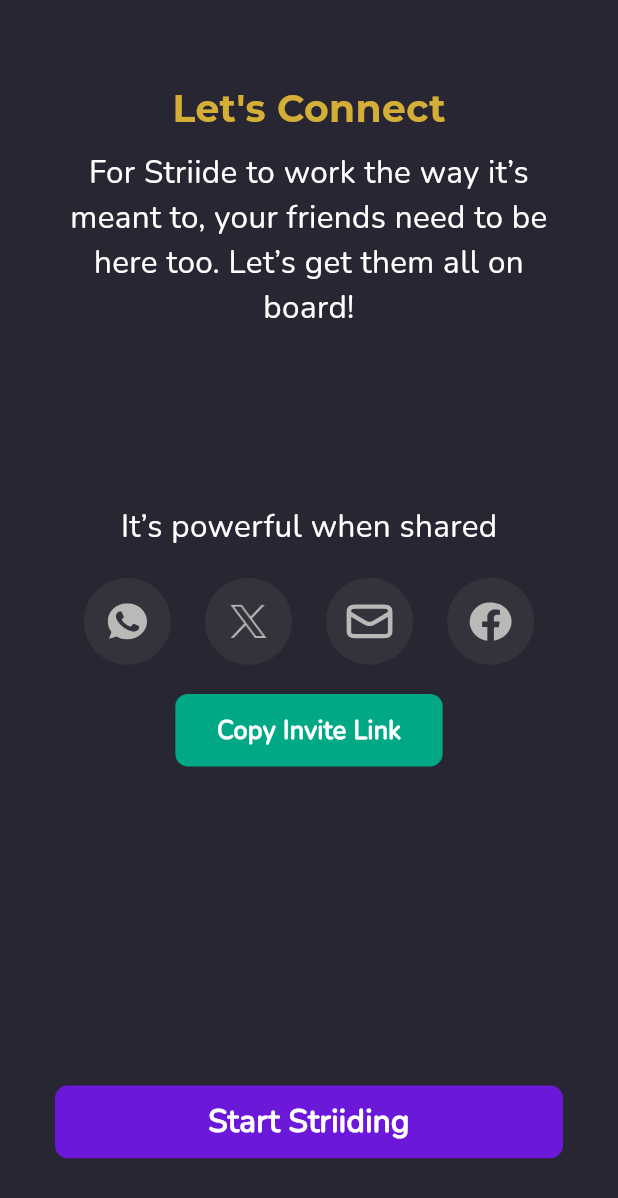
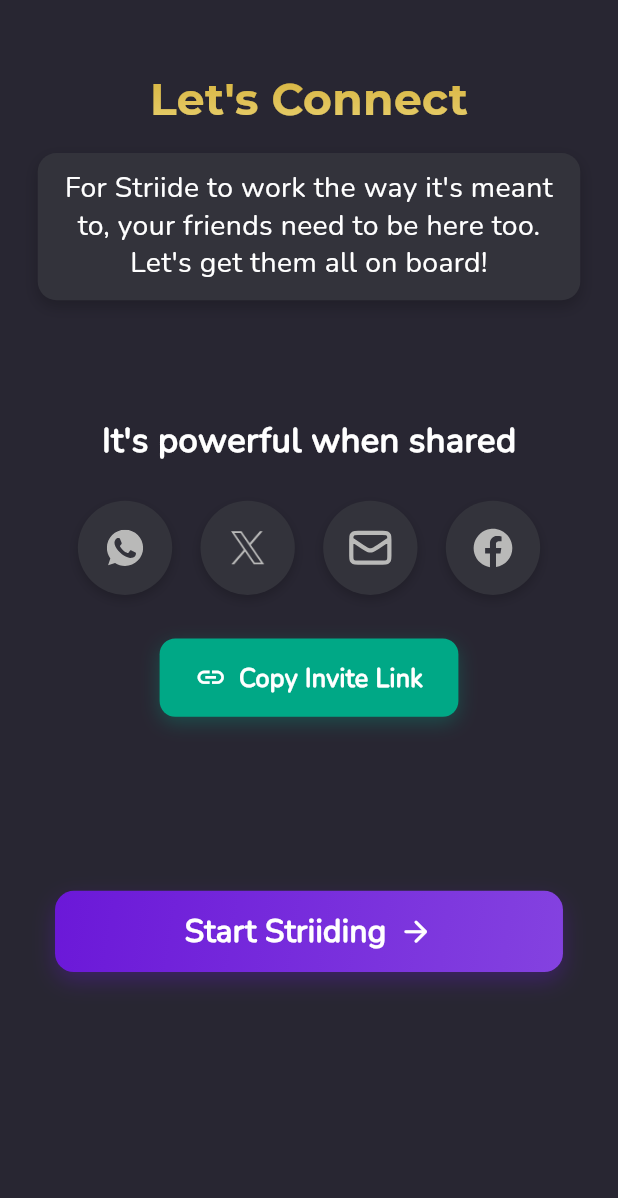
Before and after one commit to arjav1528/Striide-Flutter, a Flutter app: the ShareScreen screen opened directly, on a phone screen of 412 x 824 dp. Shown: the top 1198 px of the screen. Run offline on Flutter 3.47's test engine with Material 3 defaults, Android fonts, the phone set to English and light mode, and no system bars; our stand-ins replace flutter_dotenv, flutter_svg, go_router, loading_animation_widget, share_plus, supabase_flutter; accounts and stored records are empty.

Commit message:
Share screen implemented

```diff
--- a/lib/features/onboarding/screens/share_screen.dart
+++ b/lib/features/onboarding/screens/share_screen.dart
@@ -1,7 +1,9 @@
 import 'package:flutter/material.dart';
+import 'package:flutter/services.dart';
 import 'package:flutter_svg/flutter_svg.dart';
+import 'package:share_plus/share_plus.dart';
 import 'package:striide_flutter/screens/home.dart';
-
+import 'package:url_launcher/url_launcher.dart';
 
 class ShareScreen extends StatefulWidget {
   const ShareScreen({super.key});
@@ -10,163 +12,315 @@
   State<ShareScreen> createState() => _ShareScreenState();
 }
 
-class _ShareScreenState extends State<ShareScreen> {
+class _ShareScreenState extends State<ShareScreen>
+    with SingleTickerProviderStateMixin {
+  late AnimationController _animationController;
+  late Animation<double> _scaleAnimation;
+  bool _isLinkCopied = false;
+  final String _inviteLink = "https://striide.app/invite/12345";
+  final String _inviteMessage =
+      "Join me on Striide! It's a great way to connect. Download the app: https://striide.app/invite/12345";
+
+  @override
+  void initState() {
+    super.initState();
+    _animationController = AnimationController(
+      vsync: this,
+      duration: const Duration(milliseconds: 300),
+    );
+    _scaleAnimation = Tween<double>(begin: 1.0, end: 0.95).animate(
+      CurvedAnimation(parent: _animationController, curve: Curves.easeInOut),
+    );
+  }
+
+  @override
+  void dispose() {
+    _animationController.dispose();
+    super.dispose();
+  }
+
+  void _copyInviteLink() {
+    Clipboard.setData(ClipboardData(text: _inviteLink));
+    setState(() {
+      _isLinkCopied = true;
+    });
+    ScaffoldMessenger.of(context).showSnackBar(
+      const SnackBar(
+        content: Text('Invite link copied to clipboard!'),
+        backgroundColor: Color(0xFF00A886),
+        behavior: SnackBarBehavior.floating,
+        duration: Duration(seconds: 2),
+      ),
+    );
+    Future.delayed(const Duration(seconds: 2), () {
+      if (mounted) {
+        setState(() {
+          _isLinkCopied = false;
+        });
+      }
+    });
+  }
+
+  void _shareViaWhatsApp() async {
+    final String encodedMessage = Uri.encodeComponent(_inviteMessage);
+    final Uri whatsappUrl = Uri.parse("whatsapp://send?text=$encodedMessage");
+
+    if (await canLaunchUrl(whatsappUrl)) {
+      await launchUrl(whatsappUrl);
+    } else {
+      _showErrorDialog("WhatsApp is not installed on your device.");
+    }
+  }
+
+  void _shareViaTwitter() async {
+    final String encodedMessage = Uri.encodeComponent(_inviteMessage);
+    final Uri twitterUrl = Uri.parse(
+      "https://twitter.com/intent/tweet?text=$encodedMessage",
+    );
+
+    if (await canLaunchUrl(twitterUrl)) {
+      await launchUrl(twitterUrl, mode: LaunchMode.externalApplication);
+    } else {
+      _showErrorDialog("Could not open Twitter.");
+    }
+  }
+
+  void _shareViaEmail() async {
+    final Uri emailUri = Uri.parse(
+      "mailto:?subject=Join me on Striide&body=$_inviteMessage",
+    );
+
+    if (await canLaunchUrl(emailUri)) {
+      await launchUrl(emailUri);
+    } else {
+      _showErrorDialog("Could not open email client.");
+    }
+  }
+
+  void _shareViaFacebook() async {
+    try {
+      await Share.share(_inviteMessage, subject: "Join me on Striide!");
+    } catch (e) {
+      _showErrorDialog("Could not share via Facebook.");
+    }
+  }
+
+  void _showErrorDialog(String message) {
+    showDialog(
+      context: context,
+      builder:
+          (context) => AlertDialog(
+            title: const Text("Sharing Error"),
+            content: Text(message),
+            backgroundColor: const Color(0xFF33333b),
+            titleTextStyle: const TextStyle(
+              color: Colors.white,
+              fontWeight: FontWeight.bold,
+            ),
+            contentTextStyle: const TextStyle(color: Colors.white),
+            actions: [
+              TextButton(
+                onPressed: () => Navigator.pop(context),
+                child: const Text(
+                  "OK",
+                  style: TextStyle(color: Color(0xFFD4AF37)),
+                ),
+              ),
+            ],
+          ),
+    );
+  }
+
+  void _navigateToHomeScreen() {
+    _animationController.forward().then((_) => _animationController.reverse());
+    Future.delayed(const Duration(milliseconds: 300), () {
+      Navigator.pushReplacement(
+        context,
+        MaterialPageRoute(builder: (context) => const HomeScreen()),
+      );
+    });
+  }
+
   @override
   Widget build(BuildContext context) {
     double heightMultiplier = MediaQuery.of(context).size.height / 852;
     double widthMultiplier = MediaQuery.of(context).size.width / 393;
+
     return Scaffold(
       backgroundColor: const Color(0xFF282632),
-      body: SingleChildScrollView(
+      body: SafeArea(
+        child: SingleChildScrollView(
+          physics: const BouncingScrollPhysics(),
           child: Padding(
-          padding: EdgeInsets.symmetric(horizontal: 24.0 * widthMultiplier, vertical: 16.0 * heightMultiplier),
+            padding: EdgeInsets.symmetric(
+              horizontal: 24.0 * widthMultiplier,
+              vertical: 16.0 * heightMultiplier,
+            ),
             child: Column(
               crossAxisAlignment: CrossAxisAlignment.center,
               children: [
-              SizedBox(height: 40 * heightMultiplier),
-              Center(
-                child: Text(
-                  "Let's Connect",
-                  style: TextStyle(
-                      fontSize: 24 * widthMultiplier,
-                      fontWeight: FontWeight.bold,
-                      color: const Color(0xFFD4AF37),
-                      fontFamily: "Montserrat"),
-                  ),
-                ),
-              SizedBox(height: 10*heightMultiplier,),
-              Center(
-                child: SizedBox(
-                  width: 310*widthMultiplier,
-                  child: Text("For Striide to work the way it’s meant to, your friends need to be here too. Let’s get them all on board!",
-                    textAlign: TextAlign.center,
-                    style: TextStyle(
-                      fontSize: 20 * widthMultiplier,
-                      color: Colors.white,
-                      fontFamily: "Nunito",
+                SizedBox(height: 30 * heightMultiplier),
+                // Header
+                _buildHeader(widthMultiplier),
+                SizedBox(height: 16 * heightMultiplier),
+                _buildInfoContainer(heightMultiplier, widthMultiplier),
+                SizedBox(height: 80 * heightMultiplier),
+                // Share section
+                _buildShareSection(heightMultiplier, widthMultiplier),
+                SizedBox(height: 120 * heightMultiplier),
+                // Start striding button
+                _buildStartStrideButton(heightMultiplier, widthMultiplier),
+                SizedBox(height: 16 * heightMultiplier),
+              ],
             ),
           ),
         ),
       ),
-              SizedBox(height: 120*heightMultiplier,),
-              Center(
-                child: Text("It’s powerful when shared",
+    );
+  }
+
+  Widget _buildHeader(double widthMultiplier) {
+    return ShaderMask(
+      shaderCallback:
+          (bounds) => const LinearGradient(
+            colors: [Color(0xFFD4AF37), Color(0xFFE9D172)],
+            begin: Alignment.topCenter,
+            end: Alignment.bottomCenter,
+          ).createShader(bounds),
+      child: Text(
+        "Let's Connect",
         style: TextStyle(
-                    fontSize: 20 * widthMultiplier,
+          fontSize: 28 * widthMultiplier,
+          fontWeight: FontWeight.bold,
+          color: Colors.white,
+          fontFamily: "Montserrat",
+        ),
+      ),
+    );
+  }
+
+  Widget _buildInfoContainer(double heightMultiplier, double widthMultiplier) {
+    return Container(
+      padding: EdgeInsets.symmetric(
+        horizontal: 16 * widthMultiplier,
+        vertical: 12 * heightMultiplier,
+      ),
+      decoration: BoxDecoration(
+        color: const Color(0xFF33333b),
+        borderRadius: BorderRadius.circular(12 * widthMultiplier),
+        boxShadow: [
+          BoxShadow(
+            color: Colors.black.withOpacity(0.2),
+            blurRadius: 8,
+            offset: const Offset(0, 4),
+          ),
+        ],
+      ),
+      child: Text(
+        "For Striide to work the way it's meant to, your friends need to be here too. Let's get them all on board!",
+        textAlign: TextAlign.center,
+        style: TextStyle(
+          fontSize: 18 * widthMultiplier,
           color: Colors.white,
           fontFamily: "Nunito",
+          height: 1.3,
         ),
       ),
+    );
+  }
+
+  Widget _buildShareSection(double heightMultiplier, double widthMultiplier) {
+    return Column(
+      children: [
+        Text(
+          "It's powerful when shared",
+          style: TextStyle(
+            fontSize: 22 * widthMultiplier,
+            color: Colors.white,
+            fontFamily: "Nunito",
+            fontWeight: FontWeight.w600,
           ),
-              SizedBox(height: 20*heightMultiplier,),
+        ),
+        SizedBox(height: 24 * heightMultiplier),
+        // Sharing options
         Padding(
-                padding: EdgeInsets.symmetric(horizontal: 10*widthMultiplier),
+          padding: EdgeInsets.symmetric(horizontal: 10 * widthMultiplier),
           child: Row(
             mainAxisAlignment: MainAxisAlignment.spaceEvenly,
             children: [
-                    GestureDetector(
-                      onTap: (){
-                        // Handle WhatsApp share action
-
-                      },
-                      child: Container(
-                        height: 60 * heightMultiplier,
-                        width: 60 * widthMultiplier,
-                        decoration: BoxDecoration(
-                          color: Color(0xFF33333b),
-                          shape: BoxShape.circle
+              _buildShareButton(
+                icon: "assets/icons/wa.svg",
+                isSvg: true,
+                size: 25,
+                onTap: _shareViaWhatsApp,
+                heightMultiplier: heightMultiplier,
+                widthMultiplier: widthMultiplier,
               ),
-                        child: Center(
-                          child: SizedBox(
-                            height: 25 * heightMultiplier,
-                            width: 25 * widthMultiplier,
-                            child: SvgPicture.asset("assets/icons/wa.svg",
-
-                              fit: BoxFit.fill,
+              _buildShareButton(
+                icon: "assets/icons/x.png",
+                isSvg: false,
+                size: 30,
+                onTap: _shareViaTwitter,
+                heightMultiplier: heightMultiplier,
+                widthMultiplier: widthMultiplier,
               ),
+              _buildShareButton(
+                icon: "assets/icons/mail.svg",
+                isSvg: true,
+                size: 35,
+                onTap: _shareViaEmail,
+                heightMultiplier: heightMultiplier,
+                widthMultiplier: widthMultiplier,
               ),
+              _buildShareButton(
+                icon: "assets/icons/facebook.svg",
+                isSvg: true,
+                size: 40,
+                onTap: _shareViaFacebook,
+                heightMultiplier: heightMultiplier,
+                widthMultiplier: widthMultiplier,
               ),
-                      ),
-                    ),
-                    GestureDetector(
-                      onTap: (){},
-                      child: Container(
-                        height: 60 * heightMultiplier,
-                        width: 60 * widthMultiplier,
-                        decoration: BoxDecoration(
-                            color: Color(0xFF33333b),
-                            shape: BoxShape.circle
-                        ),
-                        child: Center(
-                          child: Container(
-                            child: Image.asset("assets/icons/x.png",
-                              height: 30 * heightMultiplier,
-                              width: 30 * widthMultiplier,
-                              fit: BoxFit.fill,
-                            ),
-                          ),
-                        ),
-                      ),
-                    ),
-                    GestureDetector(
-                      onTap: (){},
-                      child: Container(
-                        height: 60 * heightMultiplier,
-                        width: 60 * widthMultiplier,
-                        decoration: BoxDecoration(
-                            color: Color(0xFF33333b),
-                            shape: BoxShape.circle
-                        ),
-                        child: Center(
-                          child: SizedBox(
-                            height: 35 * heightMultiplier,
-                            width: 35 * widthMultiplier,
-                            child: SvgPicture.asset("assets/icons/mail.svg",
-
-                              fit: BoxFit.fill,
-                            ),
-                          ),
-                        ),
-                      ),
-                    ),
-                    GestureDetector(
-                      onTap: (){},
-                      child: Container(
-                        height: 60 * heightMultiplier,
-                        width: 60 * widthMultiplier,
-                        decoration: BoxDecoration(
-                            color: Color(0xFF33333b),
-                            shape: BoxShape.circle
-                        ),
-                        child: Center(
-                          child: SizedBox(
-                            height: 40 * heightMultiplier,
-                            width: 40 * widthMultiplier,
-                            child: SvgPicture.asset("assets/icons/facebook.svg",
-
-                              fit: BoxFit.fill,
-                            ),
-                          ),
-                        ),
-                      ),
-                    ),
-
-
             ],
           ),
         ),
-              SizedBox(height: 20 * heightMultiplier),
-              GestureDetector(
-                onTap: (){},
-                child: Container(
-                  height: 50 * heightMultiplier,
-                  width: 170 * widthMultiplier,
+        SizedBox(height: 30 * heightMultiplier),
+        // Copy invite link button
+        _buildCopyLinkButton(heightMultiplier, widthMultiplier),
+      ],
+    );
+  }
+
+  Widget _buildCopyLinkButton(double heightMultiplier, double widthMultiplier) {
+    return GestureDetector(
+      onTap: _copyInviteLink,
+      child: AnimatedContainer(
+        duration: const Duration(milliseconds: 300),
+        height: 54 * heightMultiplier,
+        width: 190 * widthMultiplier,
         decoration: BoxDecoration(
-                    color: Color(0xFF00A886),
-                    borderRadius: BorderRadius.circular(8 * widthMultiplier),
+          color:
+              _isLinkCopied ? const Color(0xFF007C64) : const Color(0xFF00A886),
+          borderRadius: BorderRadius.circular(10 * widthMultiplier),
+          boxShadow: [
+            BoxShadow(
+              color: const Color(0xFF00A886).withOpacity(0.3),
+              blurRadius: 10,
+              offset: const Offset(0, 4),
+            ),
+          ],
         ),
         child: Center(
-                    child: Text("Copy Invite Link",
+          child: Row(
+            mainAxisAlignment: MainAxisAlignment.center,
+            children: [
+              Icon(
+                _isLinkCopied ? Icons.check : Icons.link,
+                color: Colors.white,
+                size: 20 * widthMultiplier,
+              ),
+              SizedBox(width: 8 * widthMultiplier),
+              Text(
+                _isLinkCopied ? "Copied!" : "Copy Invite Link",
                 style: TextStyle(
                   color: Colors.white,
                   fontSize: 16 * widthMultiplier,
@@ -174,26 +328,48 @@
                   fontWeight: FontWeight.bold,
                 ),
               ),
+            ],
           ),
         ),
       ),
-              SizedBox(height: 220 * heightMultiplier),
-              GestureDetector(
-                onTap: () {
-                  // Handle start striding action
-                  Navigator.pushReplacement(context,
-                    MaterialPageRoute(builder: (context) => HomeScreen()),
     );
-                },
+  }
+
+  Widget _buildStartStrideButton(
+    double heightMultiplier,
+    double widthMultiplier,
+  ) {
+    return GestureDetector(
+      onTap: _navigateToHomeScreen,
+      onTapDown: (_) => _animationController.forward(),
+      onTapUp: (_) => _animationController.reverse(),
+      onTapCancel: () => _animationController.reverse(),
+      child: ScaleTransition(
+        scale: _scaleAnimation,
         child: Container(
-                  height: 50*heightMultiplier,
-                  width: 323*widthMultiplier,
+          height: 56 * heightMultiplier,
+          width: 323 * widthMultiplier,
           decoration: BoxDecoration(
-                    color: Color(0xFF6B18D8),
-                    borderRadius: BorderRadius.circular(8 * widthMultiplier),
+            gradient: const LinearGradient(
+              colors: [Color(0xFF6B18D8), Color(0xFF8442E0)],
+              begin: Alignment.topLeft,
+              end: Alignment.bottomRight,
+            ),
+            borderRadius: BorderRadius.circular(12 * widthMultiplier),
+            boxShadow: [
+              BoxShadow(
+                color: const Color(0xFF6B18D8).withOpacity(0.3),
+                blurRadius: 12,
+                offset: const Offset(0, 6),
+              ),
+            ],
           ),
           child: Center(
-                    child: Text("Start Striiding",
+            child: Row(
+              mainAxisSize: MainAxisSize.min,
+              children: [
+                Text(
+                  "Start Striiding",
                   textAlign: TextAlign.center,
                   style: TextStyle(
                     color: Colors.white,
@@ -202,10 +378,58 @@
                     fontWeight: FontWeight.bold,
                   ),
                 ),
+                SizedBox(width: 8 * widthMultiplier),
+                Icon(
+                  Icons.arrow_forward_rounded,
+                  color: Colors.white,
+                  size: 22 * widthMultiplier,
+                ),
+              ],
+            ),
+          ),
+        ),
+      ),
+    );
+  }
+
+  Widget _buildShareButton({
+    required String icon,
+    required bool isSvg,
+    required double size,
+    required VoidCallback onTap,
+    required double heightMultiplier,
+    required double widthMultiplier,
+  }) {
+    return GestureDetector(
+      onTap: onTap,
+      child: Container(
+        height: 65 * heightMultiplier,
+        width: 65 * widthMultiplier,
+        decoration: BoxDecoration(
+          color: const Color(0xFF33333b),
+          shape: BoxShape.circle,
+          boxShadow: [
+            BoxShadow(
+              color: Colors.black.withOpacity(0.2),
+              blurRadius: 6,
+              offset: const Offset(0, 3),
+            ),
+          ],
+        ),
+        child: Center(
+          child:
+              isSvg
+                  ? SvgPicture.asset(
+                    icon,
+                    height: size * heightMultiplier,
+                    width: size * widthMultiplier,
+                    fit: BoxFit.contain,
                   )
-                ),
-              )
-            ],
+                  : Image.asset(
+                    icon,
+                    height: size * heightMultiplier,
+                    width: size * widthMultiplier,
+                    fit: BoxFit.contain,
                   ),
         ),
       ),
--- a/pubspec.yaml
+++ b/pubspec.yaml
@@ -40,6 +40,8 @@
   intl: ^0.20.2
   flutter_svg: ^2.1.0
   go_router: ^14.2.7
+  share_plus: ^11.0.0
+  url_launcher: ^6.3.1
 
 dev_dependencies:
   flutter_test:
```
Also changed, not shown: pubspec.lock, 3 other files. Lines whose indentation alone changed are shown as unchanged.
